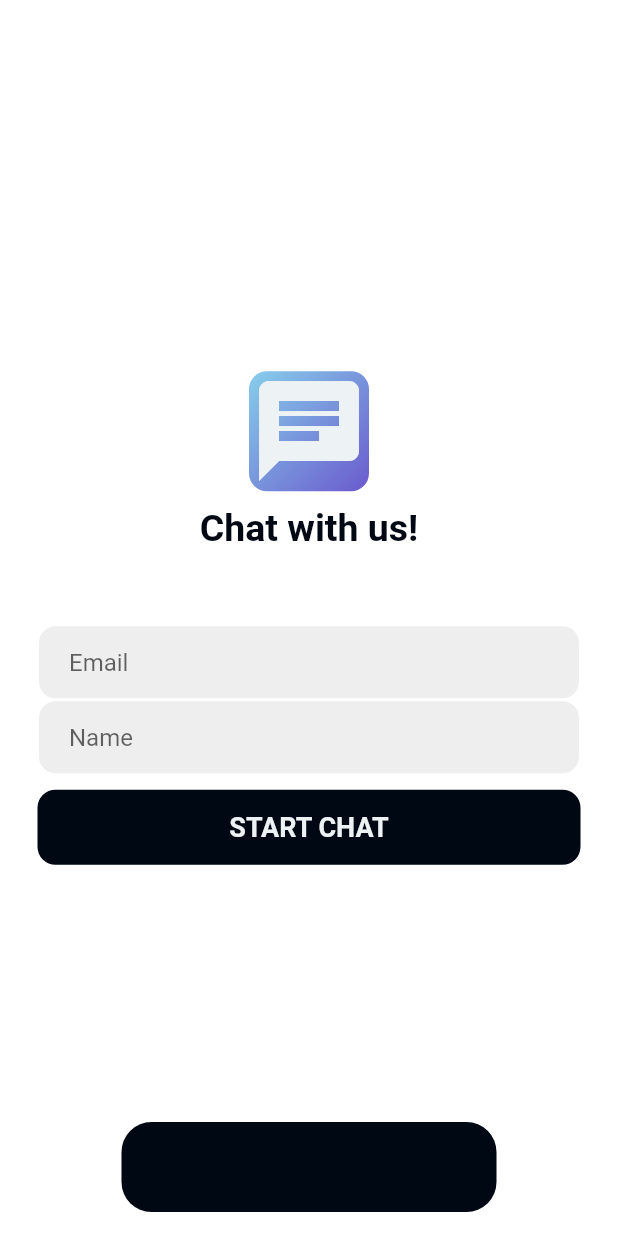
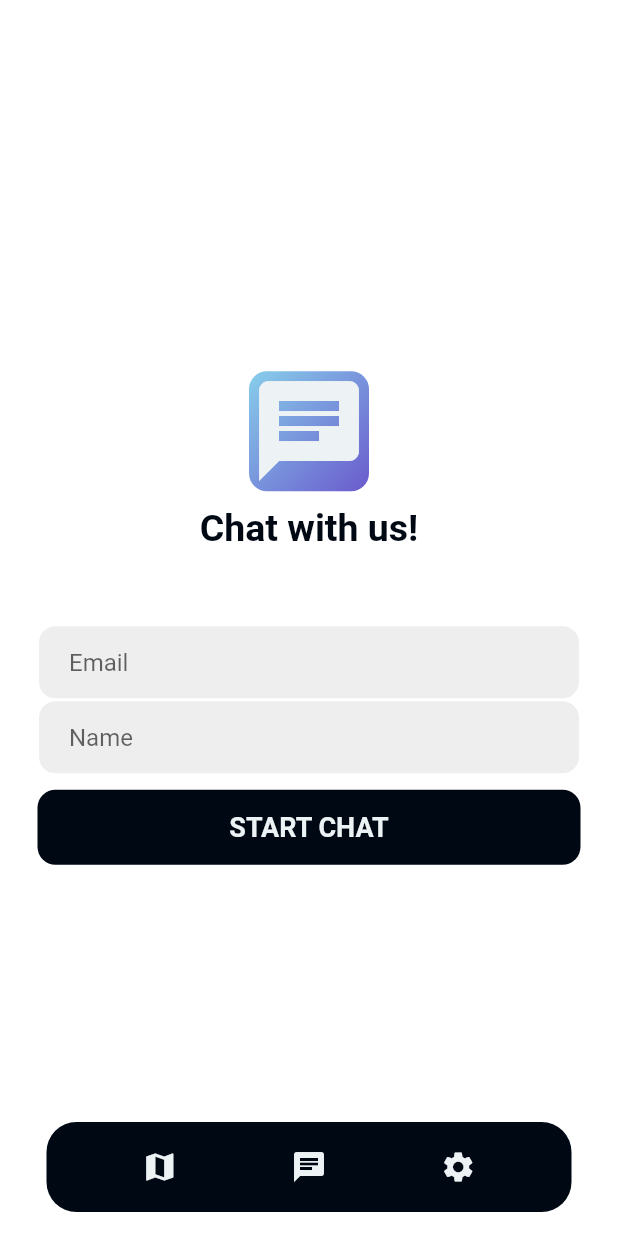
Before and after one commit to SINGHAJS/VLRS, a Flutter app: the MessageSetupScreen screen opened by its route, on a phone screen of 412 x 824 dp. Run offline on Flutter 3.47's test engine with Material 2 defaults, Android fonts, the phone set to English and light mode, and no system bars; our stand-ins replace dio, flutter_map, geolocator, go_router, hive_flutter, latlong2 and 2 more; missing offline and left inert: mqtt_client; accounts and stored records are empty; network calls fail.

Commit message:
refactors navigation ui

```diff
--- a/lib/ui/navigation_ui.dart
+++ b/lib/ui/navigation_ui.dart
@@ -1,16 +1,24 @@
 import 'package:flutter/material.dart';
-import 'package:vlrs/controllers/navigation/navigation_controller.dart';
+import 'package:vlrs/controllers/navigation_controller.dart';
 import 'package:vlrs/constants/app_colours.dart';
 
 class NavigationUI {
   final NavigationController _navigationController = NavigationController();
 
+  ///
+  /// This function shows a navigation bar with the map, message, and settings icons.
+  /// This function ui is used to navigate between different screens in the application.
+  ///
+  /// Param: [context], used for onPressed handlers.
+  ///
+  /// Return: Widget, Align with Row.
+  ///
   Widget showNavigationBar(BuildContext context) {
     return Align(
       alignment: Alignment.bottomCenter,
       child: Container(
         height: 60,
-        width: 250,
+        width: 350,
         margin: const EdgeInsets.only(bottom: 16.0),
         decoration: BoxDecoration(
           color: AppColours.BACKGROUND_PRIMARY_COLOUR,
@@ -21,18 +29,18 @@ class NavigationUI {
           children: [
             IconButton(
               icon: const Icon(Icons.map),
-              color: AppColours.TEXT_PRIMARY_COLOR,
+              color: AppColours.TEXT_SECONDARY_COLOR,
               onPressed: () => _navigationController.onMapClickHandler(context),
             ),
             IconButton(
               icon: const Icon(Icons.chat),
-              color: AppColours.TEXT_PRIMARY_COLOR,
+              color: AppColours.TEXT_SECONDARY_COLOR,
               onPressed: () =>
                   _navigationController.onMessageClickHandler(context),
             ),
             IconButton(
               icon: const Icon(Icons.settings),
-              color: AppColours.TEXT_PRIMARY_COLOR,
+              color: AppColours.TEXT_SECONDARY_COLOR,
               onPressed: () =>
                   _navigationController.onSettingsClickHandler(context),
             ),
```
